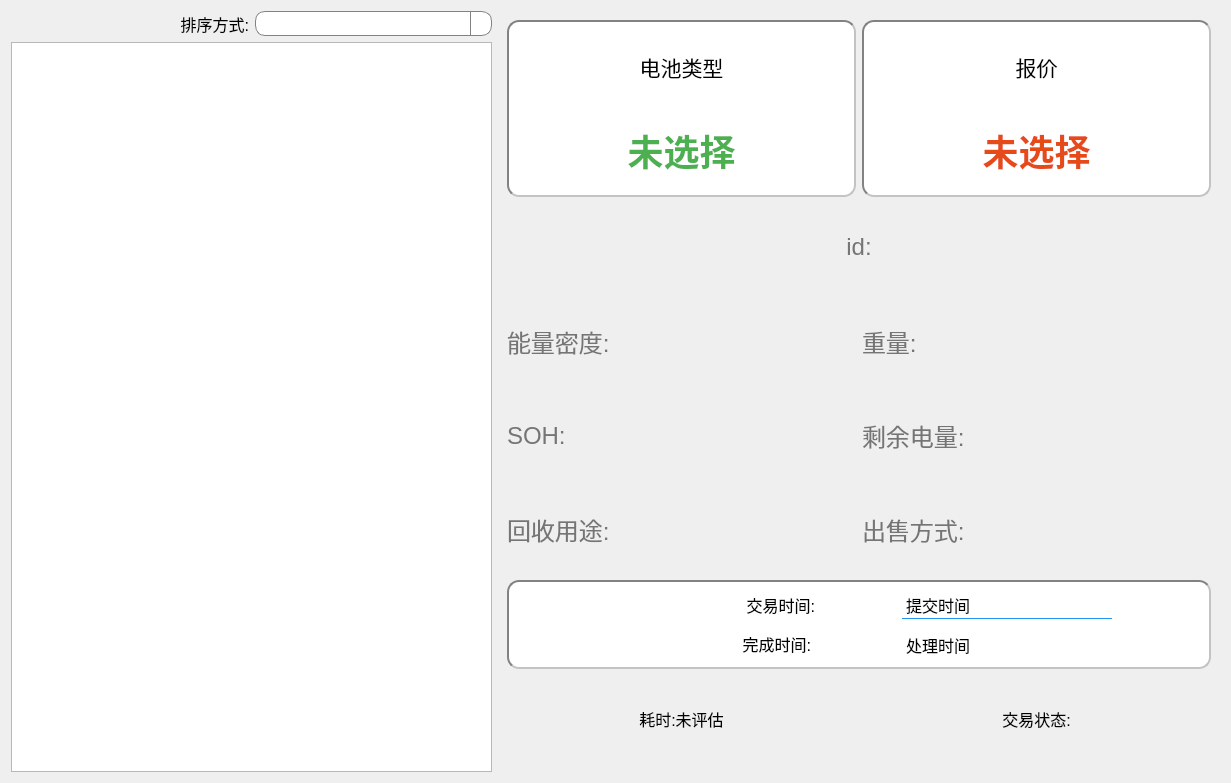
Before: the Qt Designer form WasteMetalRecoverySystem/transactionHistoryDialog.ui in RipplesDance/WasteMetalRecoverySystem_C-S, drawn with Qt 5.
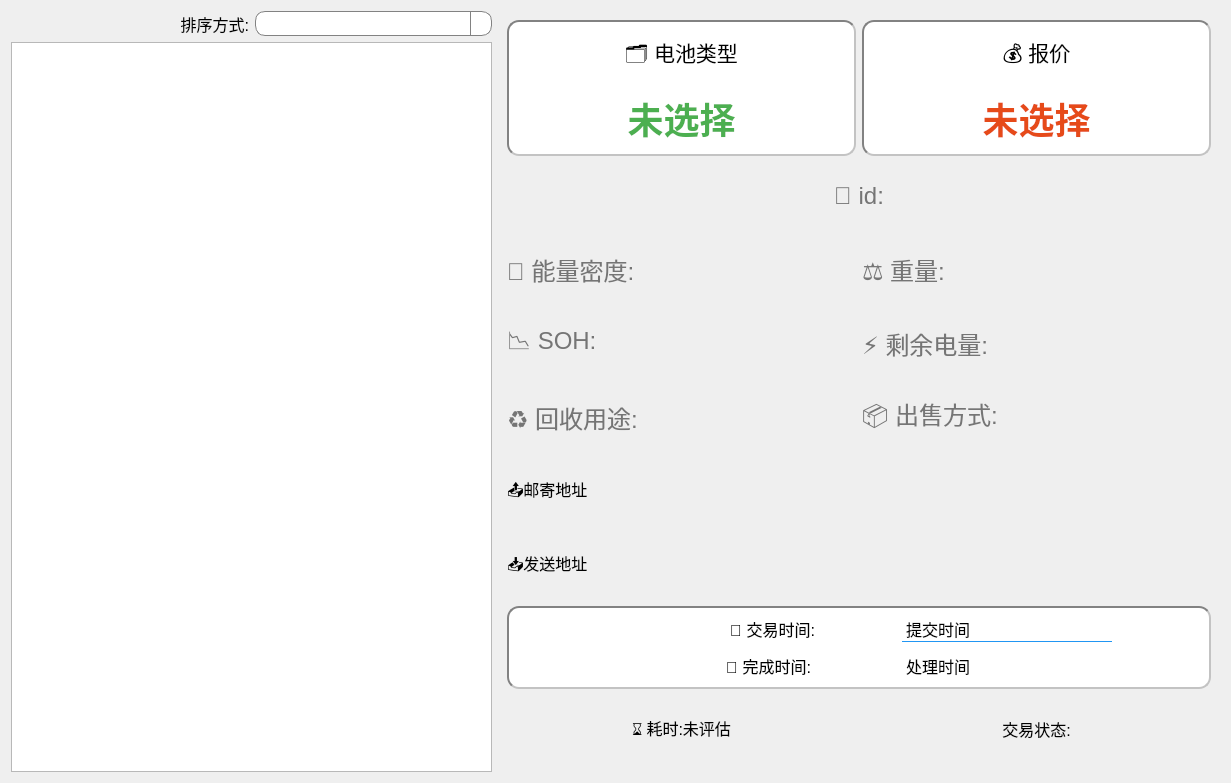
After: the same form once the commit is applied. Icons and pictures are not drawn.

Commit message: feat: 新增地址模块

Diff of the .ui file:
```diff
--- a/WasteMetalRecoverySystem/transactionHistoryDialog.ui
+++ b/WasteMetalRecoverySystem/transactionHistoryDialog.ui
@@ -100,9 +100,9 @@
        <height>99999</height>
       </size>
      </property>
-     <layout class="QGridLayout" name="gridLayout_2" rowstretch="2,1,1,1,1,1,1" columnstretch="1,1">
-      <item row="4" column="0">
-       <widget class="QLabel" name="usage_label">
+     <layout class="QGridLayout" name="gridLayout_2" rowstretch="2,1,1,1,1,1,1,1,1" columnstretch="1,1">
+      <item row="4" column="1">
+       <widget class="QLabel" name="sellingWay_label">
         <property name="sizePolicy">
          <sizepolicy hsizetype="Preferred" vsizetype="Preferred">
           <horstretch>0</horstretch>
@@ -121,14 +121,38 @@
 }</string>
         </property>
         <property name="text">
-         <string>&lt;html&gt;&lt;head/&gt;&lt;body&gt;&lt;p&gt;&lt;img src=&quot;:/images/res/recycle.ico&quot; width=&quot;18&quot; height=&quot;18&quot;/&gt; 回收用途:&lt;/p&gt;&lt;/body&gt;&lt;/html&gt;</string>
+         <string>&lt;html&gt;&lt;head/&gt;&lt;body&gt;&lt;p&gt;📦 出售方式:&lt;/p&gt;&lt;/body&gt;&lt;/html&gt;</string>
         </property>
         <property name="alignment">
          <set>Qt::AlignLeading|Qt::AlignLeft|Qt::AlignVCenter</set>
         </property>
        </widget>
       </item>
-      <item row="5" column="0" colspan="2">
+      <item row="8" column="1">
+       <widget class="QLabel" name="transactionStatus_label">
+        <property name="sizePolicy">
+         <sizepolicy hsizetype="Preferred" vsizetype="Preferred">
+          <horstretch>0</horstretch>
+          <verstretch>0</verstretch>
+         </sizepolicy>
+        </property>
+        <property name="font">
+         <font>
+          <pointsize>12</pointsize>
+         </font>
+        </property>
+        <property name="styleSheet">
+         <string notr="true"/>
+        </property>
+        <property name="text">
+         <string>&lt;html&gt;&lt;head/&gt;&lt;body&gt;&lt;p&gt;交易状态:&lt;/p&gt;&lt;/body&gt;&lt;/html&gt;</string>
+        </property>
+        <property name="alignment">
+         <set>Qt::AlignCenter</set>
+        </property>
+       </widget>
+      </item>
+      <item row="7" column="0" colspan="2">
        <widget class="QFrame" name="frame_3">
         <property name="sizePolicy">
          <sizepolicy hsizetype="Preferred" vsizetype="Preferred">
@@ -175,7 +199,7 @@
 }</string>
              </property>
              <property name="text">
-              <string>&lt;html&gt;&lt;head/&gt;&lt;body&gt;&lt;p&gt;&lt;img src=&quot;:/images/res/time.ico&quot; width=&quot;14&quot; height=&quot;14&quot;/&gt; 交易时间:&lt;/p&gt;&lt;/body&gt;&lt;/html&gt;</string>
+              <string>&lt;html&gt;&lt;head/&gt;&lt;body&gt;&lt;p&gt;📅 交易时间:&lt;/p&gt;&lt;/body&gt;&lt;/html&gt;</string>
              </property>
              <property name="alignment">
               <set>Qt::AlignRight|Qt::AlignTrailing|Qt::AlignVCenter</set>
@@ -218,7 +242,7 @@
 }</string>
              </property>
              <property name="text">
-              <string>&lt;html&gt;&lt;head/&gt;&lt;body&gt;&lt;p&gt;&lt;img src=&quot;:/images/res/time.ico&quot; width=&quot;14&quot; height=&quot;14&quot;/&gt; 完成时间:&lt;/p&gt;&lt;/body&gt;&lt;/html&gt;</string>
+              <string>&lt;html&gt;&lt;head/&gt;&lt;body&gt;&lt;p&gt;📅 完成时间:&lt;/p&gt;&lt;/body&gt;&lt;/html&gt;</string>
              </property>
              <property name="alignment">
               <set>Qt::AlignRight|Qt::AlignTrailing|Qt::AlignVCenter</set>
@@ -245,7 +269,7 @@
         </layout>
        </widget>
       </item>
-      <item row="6" column="0">
+      <item row="8" column="0">
        <widget class="QLabel" name="duration_label">
         <property name="sizePolicy">
          <sizepolicy hsizetype="Preferred" vsizetype="Preferred">
@@ -259,13 +283,155 @@
          </font>
         </property>
         <property name="text">
-         <string>&lt;html&gt;&lt;head/&gt;&lt;body&gt;&lt;p&gt;&lt;img src=&quot;:/images/res/duration.ico&quot; width=&quot;14&quot; height=&quot;14&quot;/&gt; 耗时:未评估&lt;/p&gt;&lt;/body&gt;&lt;/html&gt;</string>
+         <string>&lt;html&gt;&lt;head/&gt;&lt;body&gt;&lt;p&gt;⌛ 耗时:未评估&lt;/p&gt;&lt;/body&gt;&lt;/html&gt;</string>
         </property>
         <property name="alignment">
          <set>Qt::AlignCenter</set>
         </property>
        </widget>
       </item>
+      <item row="0" column="0">
+       <widget class="QFrame" name="frame">
+        <property name="sizePolicy">
+         <sizepolicy hsizetype="Preferred" vsizetype="Preferred">
+          <horstretch>0</horstretch>
+          <verstretch>0</verstretch>
+         </sizepolicy>
+        </property>
+        <property name="font">
+         <font>
+          <pointsize>9</pointsize>
+         </font>
+        </property>
+        <property name="styleSheet">
+         <string notr="true">.QFrame {
+    background-color: white;
+    border-radius: 12px;
+    border: 1px solid #E0E0E0;
+ border: 2px inset #828282;
+}</string>
+        </property>
+        <property name="frameShape">
+         <enum>QFrame::NoFrame</enum>
+        </property>
+        <property name="frameShadow">
+         <enum>QFrame::Sunken</enum>
+        </property>
+        <property name="lineWidth">
+         <number>2</number>
+        </property>
+        <layout class="QVBoxLayout" name="verticalLayout">
+         <property name="spacing">
+          <number>12</number>
+         </property>
+         <item>
+          <widget class="QLabel" name="label_4">
+           <property name="sizePolicy">
+            <sizepolicy hsizetype="Preferred" vsizetype="Preferred">
+             <horstretch>0</horstretch>
+             <verstretch>0</verstretch>
+            </sizepolicy>
+           </property>
+           <property name="font">
+            <font>
+             <pointsize>16</pointsize>
+            </font>
+           </property>
+           <property name="text">
+            <string>&lt;html&gt;&lt;head/&gt;&lt;body&gt;&lt;p&gt;🗂️ 电池类型&lt;/p&gt;&lt;/body&gt;&lt;/html&gt;</string>
+           </property>
+           <property name="alignment">
+            <set>Qt::AlignCenter</set>
+           </property>
+          </widget>
+         </item>
+         <item>
+          <widget class="QLabel" name="type_label">
+           <property name="sizePolicy">
+            <sizepolicy hsizetype="Preferred" vsizetype="Preferred">
+             <horstretch>0</horstretch>
+             <verstretch>0</verstretch>
+            </sizepolicy>
+           </property>
+           <property name="font">
+            <font>
+             <pointsize>-1</pointsize>
+             <weight>75</weight>
+             <bold>true</bold>
+            </font>
+           </property>
+           <property name="styleSheet">
+            <string notr="true">QLabel {
+    font-size: 36px;
+    font-weight: bold;
+    color: #4CAF50;
+}</string>
+           </property>
+           <property name="text">
+            <string>未选择</string>
+           </property>
+           <property name="alignment">
+            <set>Qt::AlignCenter</set>
+           </property>
+          </widget>
+         </item>
+        </layout>
+       </widget>
+      </item>
+      <item row="4" column="0">
+       <widget class="QLabel" name="usage_label">
+        <property name="sizePolicy">
+         <sizepolicy hsizetype="Preferred" vsizetype="Preferred">
+          <horstretch>0</horstretch>
+          <verstretch>0</verstretch>
+         </sizepolicy>
+        </property>
+        <property name="font">
+         <font>
+          <pointsize>-1</pointsize>
+         </font>
+        </property>
+        <property name="styleSheet">
+         <string notr="true">QLabel{
+    color: #757575;
+    font-size: 24px;
+}</string>
+        </property>
+        <property name="text">
+         <string>&lt;html&gt;&lt;head/&gt;&lt;body&gt;&lt;p&gt;♻️ 回收用途:&lt;/p&gt;&lt;/body&gt;&lt;/html&gt;</string>
+        </property>
+        <property name="alignment">
+         <set>Qt::AlignLeading|Qt::AlignLeft|Qt::AlignVCenter</set>
+        </property>
+       </widget>
+      </item>
+      <item row="2" column="0">
+       <widget class="QLabel" name="energyDensity_label">
+        <property name="sizePolicy">
+         <sizepolicy hsizetype="Preferred" vsizetype="Preferred">
+          <horstretch>0</horstretch>
+          <verstretch>0</verstretch>
+         </sizepolicy>
+        </property>
+        <property name="font">
+         <font>
+          <pointsize>-1</pointsize>
+         </font>
+        </property>
+        <property name="styleSheet">
+         <string notr="true">QLabel{
+    color: #757575;
+    font-size: 24px;
+}</string>
+        </property>
+        <property name="text">
+         <string>&lt;html&gt;&lt;head/&gt;&lt;body&gt;&lt;p&gt;🔋 &lt;span style=&quot; vertical-align:middle;&quot;&gt;能量密度:&lt;/span&gt;&lt;/p&gt;&lt;/body&gt;&lt;/html&gt;</string>
+        </property>
+        <property name="alignment">
+         <set>Qt::AlignLeading|Qt::AlignLeft|Qt::AlignVCenter</set>
+        </property>
+       </widget>
+      </item>
       <item row="1" column="0" colspan="2">
        <widget class="QLabel" name="id_label">
         <property name="sizePolicy">
@@ -286,7 +452,7 @@
 }</string>
         </property>
         <property name="text">
-         <string>&lt;html&gt;&lt;head/&gt;&lt;body&gt;&lt;p&gt;&lt;img src=&quot;:/images/res/id.ico&quot; width=&quot;18&quot; height=&quot;18&quot;/&gt; id:&lt;/p&gt;&lt;/body&gt;&lt;/html&gt;</string>
+         <string>&lt;html&gt;&lt;head/&gt;&lt;body&gt;&lt;p&gt;📄 id:&lt;/p&gt;&lt;/body&gt;&lt;/html&gt;</string>
         </property>
         <property name="alignment">
          <set>Qt::AlignCenter</set>
@@ -337,7 +503,7 @@
             </font>
            </property>
            <property name="text">
-            <string>&lt;html&gt;&lt;head/&gt;&lt;body&gt;&lt;p&gt;&lt;img src=&quot;:/images/res/money.ico&quot; width=&quot;18&quot; height=&quot;18&quot;/&gt; 报价&lt;/p&gt;&lt;/body&gt;&lt;/html&gt;</string>
+            <string>&lt;html&gt;&lt;head/&gt;&lt;body&gt;&lt;p&gt;💰 报价&lt;/p&gt;&lt;/body&gt;&lt;/html&gt;</string>
            </property>
            <property name="alignment">
             <set>Qt::AlignCenter</set>
@@ -377,8 +543,8 @@
         </layout>
        </widget>
       </item>
-      <item row="6" column="1">
-       <widget class="QLabel" name="transactionStatus_label">
+      <item row="3" column="0">
+       <widget class="QLabel" name="SOH_label">
         <property name="sizePolicy">
          <sizepolicy hsizetype="Preferred" vsizetype="Preferred">
           <horstretch>0</horstretch>
@@ -387,30 +553,6 @@
         </property>
         <property name="font">
          <font>
-          <pointsize>12</pointsize>
-         </font>
-        </property>
-        <property name="styleSheet">
-         <string notr="true"/>
-        </property>
-        <property name="text">
-         <string>&lt;html&gt;&lt;head/&gt;&lt;body&gt;&lt;p&gt;&lt;img src=&quot;:/images/res/status.ico&quot; width=&quot;18&quot; height=&quot;18&quot;/&gt; 交易状态:&lt;/p&gt;&lt;/body&gt;&lt;/html&gt;</string>
-        </property>
-        <property name="alignment">
-         <set>Qt::AlignCenter</set>
-        </property>
-       </widget>
-      </item>
-      <item row="2" column="0">
-       <widget class="QLabel" name="energyDensity_label">
-        <property name="sizePolicy">
-         <sizepolicy hsizetype="Preferred" vsizetype="Preferred">
-          <horstretch>0</horstretch>
-          <verstretch>0</verstretch>
-         </sizepolicy>
-        </property>
-        <property name="font">
-         <font>
           <pointsize>-1</pointsize>
          </font>
         </property>
@@ -421,127 +563,7 @@
 }</string>
         </property>
         <property name="text">
-         <string>&lt;html&gt;&lt;head/&gt;&lt;body&gt;
-&lt;p&gt;
-&lt;img src=&quot;:/images/res/energyDensity.ico&quot; width=&quot;18&quot; height=&quot;18&quot;  /&gt; 
-&lt;span style=&quot;vertical-align: middle;&quot;&gt;能量密度:&lt;/span&gt;
-&lt;/p&gt;
-&lt;/body&gt;&lt;/html&gt;</string>
-        </property>
-        <property name="alignment">
-         <set>Qt::AlignLeading|Qt::AlignLeft|Qt::AlignVCenter</set>
-        </property>
-       </widget>
-      </item>
-      <item row="0" column="0">
-       <widget class="QFrame" name="frame">
-        <property name="sizePolicy">
-         <sizepolicy hsizetype="Preferred" vsizetype="Preferred">
-          <horstretch>0</horstretch>
-          <verstretch>0</verstretch>
-         </sizepolicy>
-        </property>
-        <property name="font">
-         <font>
-          <pointsize>9</pointsize>
-         </font>
-        </property>
-        <property name="styleSheet">
-         <string notr="true">.QFrame {
-    background-color: white;
-    border-radius: 12px;
-    border: 1px solid #E0E0E0;
- border: 2px inset #828282;
-}</string>
-        </property>
-        <property name="frameShape">
-         <enum>QFrame::NoFrame</enum>
-        </property>
-        <property name="frameShadow">
-         <enum>QFrame::Sunken</enum>
-        </property>
-        <property name="lineWidth">
-         <number>2</number>
-        </property>
-        <layout class="QVBoxLayout" name="verticalLayout">
-         <property name="spacing">
-          <number>12</number>
-         </property>
-         <item>
-          <widget class="QLabel" name="label_4">
-           <property name="sizePolicy">
-            <sizepolicy hsizetype="Preferred" vsizetype="Preferred">
-             <horstretch>0</horstretch>
-             <verstretch>0</verstretch>
-            </sizepolicy>
-           </property>
-           <property name="font">
-            <font>
-             <pointsize>16</pointsize>
-            </font>
-           </property>
-           <property name="text">
-            <string>&lt;html&gt;&lt;head/&gt;&lt;body&gt;&lt;p&gt;&lt;img src=&quot;:/images/res/batteryType.ico&quot; width=&quot;18&quot; height=&quot;18&quot;/&gt; 电池类型&lt;/p&gt;&lt;/body&gt;&lt;/html&gt;</string>
-           </property>
-           <property name="alignment">
-            <set>Qt::AlignCenter</set>
-           </property>
-          </widget>
-         </item>
-         <item>
-          <widget class="QLabel" name="type_label">
-           <property name="sizePolicy">
-            <sizepolicy hsizetype="Preferred" vsizetype="Preferred">
-             <horstretch>0</horstretch>
-             <verstretch>0</verstretch>
-            </sizepolicy>
-           </property>
-           <property name="font">
-            <font>
-             <pointsize>-1</pointsize>
-             <weight>75</weight>
-             <bold>true</bold>
-            </font>
-           </property>
-           <property name="styleSheet">
-            <string notr="true">QLabel {
-    font-size: 36px;
-    font-weight: bold;
-    color: #4CAF50;
-}</string>
-           </property>
-           <property name="text">
-            <string>未选择</string>
-           </property>
-           <property name="alignment">
-            <set>Qt::AlignCenter</set>
-           </property>
-          </widget>
-         </item>
-        </layout>
-       </widget>
-      </item>
-      <item row="4" column="1">
-       <widget class="QLabel" name="sellingWay_label">
-        <property name="sizePolicy">
-         <sizepolicy hsizetype="Preferred" vsizetype="Preferred">
-          <horstretch>0</horstretch>
-          <verstretch>0</verstretch>
-         </sizepolicy>
-        </property>
-        <property name="font">
-         <font>
-          <pointsize>-1</pointsize>
-         </font>
-        </property>
-        <property name="styleSheet">
-         <string notr="true">QLabel{
-    color: #757575;
-    font-size: 24px;
-}</string>
-        </property>
-        <property name="text">
-         <string>&lt;html&gt;&lt;head/&gt;&lt;body&gt;&lt;p&gt;&lt;img src=&quot;:/images/res/package.ico&quot; width=&quot;18&quot; height=&quot;18&quot;/&gt; 出售方式:&lt;/p&gt;&lt;/body&gt;&lt;/html&gt;</string>
+         <string>&lt;html&gt;&lt;head/&gt;&lt;body&gt;&lt;p&gt;📉 SOH:&lt;/p&gt;&lt;/body&gt;&lt;/html&gt;</string>
         </property>
         <property name="alignment">
          <set>Qt::AlignLeading|Qt::AlignLeft|Qt::AlignVCenter</set>
@@ -568,7 +590,7 @@
 }</string>
         </property>
         <property name="text">
-         <string>&lt;html&gt;&lt;head/&gt;&lt;body&gt;&lt;p&gt;&lt;img src=&quot;:/images/res/weight.ico&quot; width=&quot;18&quot; height=&quot;18&quot;/&gt; 重量:&lt;/p&gt;&lt;/body&gt;&lt;/html&gt;</string>
+         <string>&lt;html&gt;&lt;head/&gt;&lt;body&gt;&lt;p&gt;⚖️ 重量:&lt;/p&gt;&lt;/body&gt;&lt;/html&gt;</string>
         </property>
         <property name="alignment">
          <set>Qt::AlignLeading|Qt::AlignLeft|Qt::AlignVCenter</set>
@@ -595,37 +617,34 @@
 }</string>
         </property>
         <property name="text">
-         <string>&lt;html&gt;&lt;head/&gt;&lt;body&gt;&lt;p&gt;&lt;img src=&quot;:/images/res/leagcyElectricity.ico&quot; width=&quot;18&quot; height=&quot;18&quot;/&gt; 剩余电量:&lt;/p&gt;&lt;/body&gt;&lt;/html&gt;</string>
+         <string>&lt;html&gt;&lt;head/&gt;&lt;body&gt;&lt;p&gt;⚡ 剩余电量:&lt;/p&gt;&lt;/body&gt;&lt;/html&gt;</string>
         </property>
         <property name="alignment">
          <set>Qt::AlignLeading|Qt::AlignLeft|Qt::AlignVCenter</set>
         </property>
        </widget>
       </item>
-      <item row="3" column="0">
-       <widget class="QLabel" name="SOH_label">
-        <property name="sizePolicy">
-         <sizepolicy hsizetype="Preferred" vsizetype="Preferred">
-          <horstretch>0</horstretch>
-          <verstretch>0</verstretch>
-         </sizepolicy>
-        </property>
+      <item row="5" column="0" colspan="2">
+       <widget class="QLabel" name="post_address_label">
         <property name="font">
          <font>
-          <pointsize>-1</pointsize>
+          <pointsize>12</pointsize>
          </font>
         </property>
-        <property name="styleSheet">
-         <string notr="true">QLabel{
-    color: #757575;
-    font-size: 24px;
-}</string>
-        </property>
         <property name="text">
-         <string>&lt;html&gt;&lt;head/&gt;&lt;body&gt;&lt;p&gt;&lt;img src=&quot;:/images/res/SOH.ico&quot; width=&quot;18&quot; height=&quot;18&quot;/&gt; SOH:&lt;/p&gt;&lt;/body&gt;&lt;/html&gt;</string>
+         <string>&lt;html&gt;&lt;head/&gt;&lt;body&gt;&lt;p&gt;&lt;span&gt;📤邮寄地址&lt;/span&gt;&lt;/p&gt;&lt;/body&gt;&lt;/html&gt;</string>
         </property>
-        <property name="alignment">
-         <set>Qt::AlignLeading|Qt::AlignLeft|Qt::AlignVCenter</set>
+       </widget>
+      </item>
+      <item row="6" column="0" colspan="2">
+       <widget class="QLabel" name="sent_address_label">
+        <property name="font">
+         <font>
+          <pointsize>12</pointsize>
+         </font>
+        </property>
+        <property name="text">
+         <string>&lt;html&gt;&lt;head/&gt;&lt;body&gt;&lt;p&gt;&lt;span&gt;📥发送地址&lt;/span&gt;&lt;/p&gt;&lt;/body&gt;&lt;/html&gt;</string>
         </property>
        </widget>
       </item>
```
The commit also changes 30 other files.
